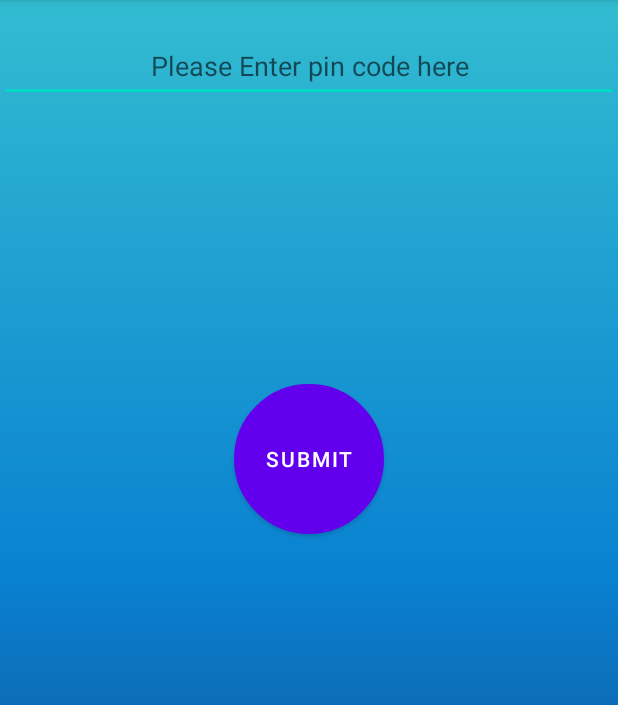
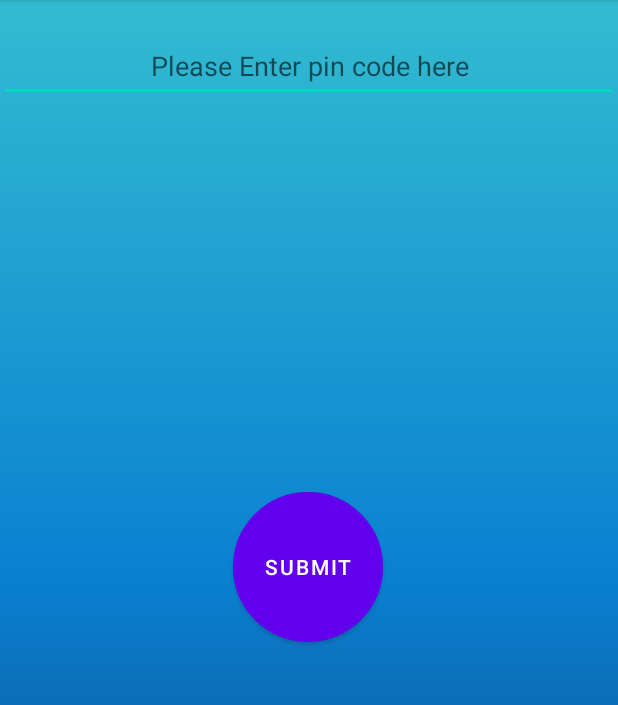
Before and after one commit to raghavslalvani/Weather-App, an Android app: the screen it shows after launch (MainActivity), on a phone screen of 412 x 824 dp, the part 84-789 px from its top. Run offline under Robolectric (Android 15) with nearby library versions, the phone set to English and light mode, and no system bars; our stand-ins replace navigation-ui.

Commit message:
Removed some minor bugs

```diff
--- a/app/src/main/res/layout/fragment_daily_forecast.xml
+++ b/app/src/main/res/layout/fragment_daily_forecast.xml
@@ -12,7 +12,7 @@
     <TextView
         android:layout_width="wrap_content"
         android:layout_height="wrap_content"
-        android:text="Weather Forecast of your current Location:"
+        android:text="Weather Forecast is only available if location Service is enabled"
         android:textAlignment="center"
         android:textColor="#FF0000"
         android:textSize="20sp"
--- a/app/src/main/res/layout/fragment_input.xml
+++ b/app/src/main/res/layout/fragment_input.xml
@@ -1,15 +1,15 @@
 <?xml version="1.0" encoding="utf-8"?>
-<androidx.constraintlayout.widget.ConstraintLayout xmlns:android="http://schemas.android.com/apk/res/android"
-    xmlns:app="http://schemas.android.com/apk/res-auto"
-    xmlns:tools="http://schemas.android.com/tools"
+<ScrollView
+    xmlns:android="http://schemas.android.com/apk/res/android"    xmlns:app="http://schemas.android.com/apk/res-auto"    xmlns:tools="http://schemas.android.com/tools"    android:layout_width="match_parent"
+    android:layout_height="match_parent"
+    android:orientation="vertical"
+    android:fillViewport="true"
+    tools:context=".InputFragment">
+        <androidx.constraintlayout.widget.ConstraintLayout
             android:layout_width="match_parent"
             android:layout_height="match_parent"
             android:background="@drawable/gradient_bg2"
-    tools:context=".InputFragment">
-
-        android:layout_width="match_parent"
-        android:layout_height="match_parent">
-
+            >
                 <EditText
                     android:id="@+id/input_text"
                     android:layout_width="match_parent"
@@ -22,16 +22,16 @@
                     android:textAlignment="center"
                     app:layout_constraintTop_toTopOf="parent"
                     tools:layout_editor_absoluteX="20dp" />
-
                 <Button
                     android:id="@+id/button"
                     android:layout_width="wrap_content"
                     android:layout_height="wrap_content"
-            android:layout_marginTop="@dimen/twofiftysix_dp"
+                    android:layout_marginTop="328dp"
                     android:background="@drawable/oval_button"
                     android:text="@string/submit"
                     app:layout_constraintEnd_toEndOf="parent"
+                    app:layout_constraintHorizontal_bias="0.498"
                     app:layout_constraintStart_toStartOf="parent"
                     app:layout_constraintTop_toTopOf="parent" />
-
         </androidx.constraintlayout.widget.ConstraintLayout>
+</ScrollView>
```
Also changed, not shown: app/src/main/res/layout/fragment_output.xml (+7 -8 lines). Lines whose indentation alone changed are shown as unchanged.
